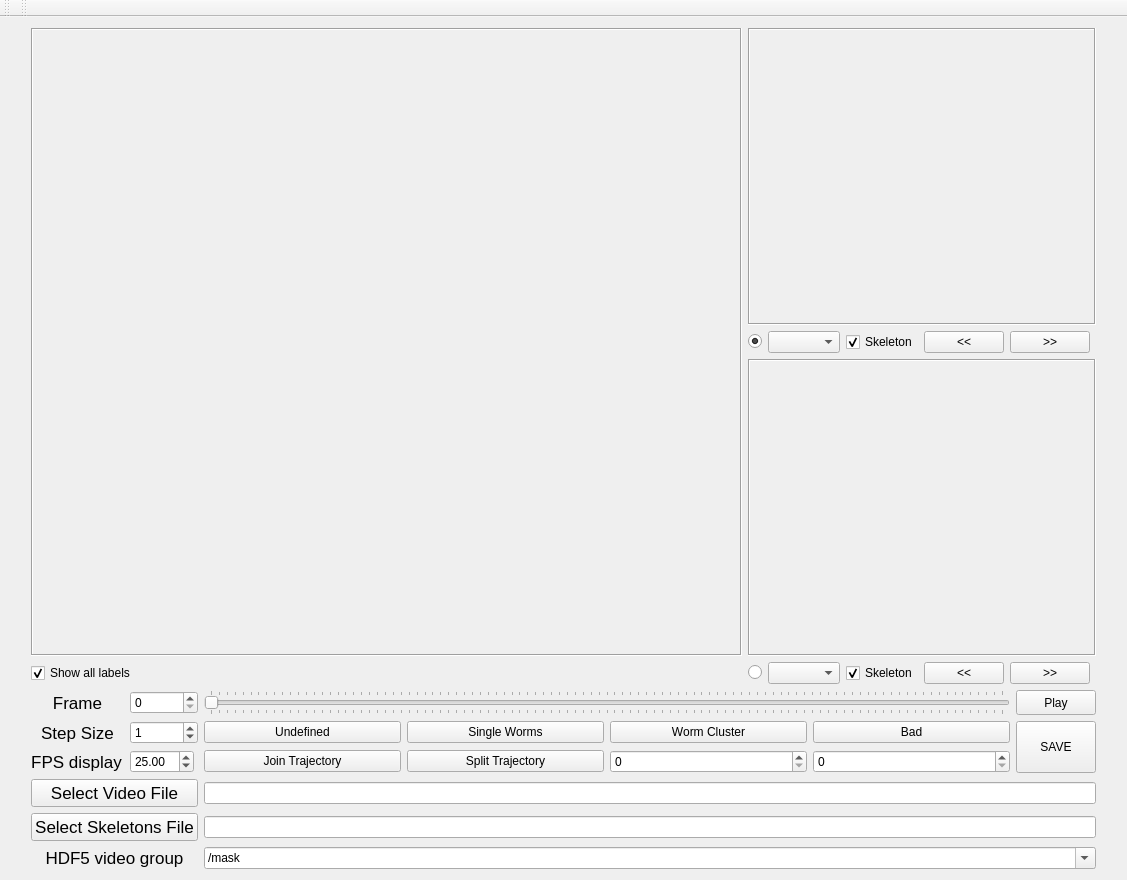
ver228/tierpsy-tracker, file work_on_progress/GUI_test/HDF5videoviewer/QtCreatorFiles/imageviewer.ui: the form before one commit.
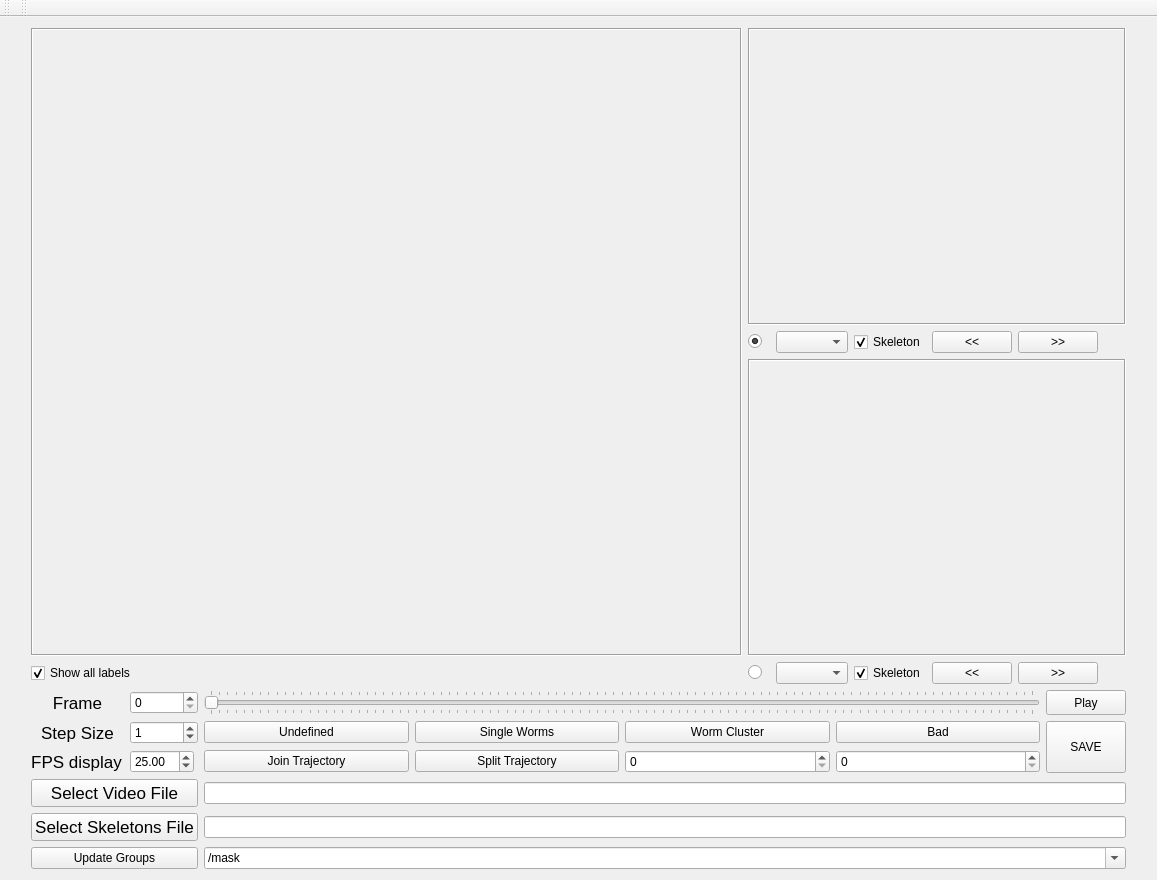
The form after the commit.

Patch:
```diff
--- a/work_on_progress/GUI_test/HDF5videoviewer/QtCreatorFiles/imageviewer.ui
+++ b/work_on_progress/GUI_test/HDF5videoviewer/QtCreatorFiles/imageviewer.ui
@@ -6,7 +6,7 @@
    <rect>
     <x>0</x>
     <y>0</y>
-    <width>1055</width>
+    <width>1157</width>
     <height>880</height>
    </rect>
   </property>
@@ -346,27 +346,6 @@
         </property>
        </widget>
       </item>
-      <item row="5" column="0" colspan="2">
-       <widget class="QLabel" name="label">
-        <property name="sizePolicy">
-         <sizepolicy hsizetype="Expanding" vsizetype="Preferred">
-          <horstretch>0</horstretch>
-          <verstretch>0</verstretch>
-         </sizepolicy>
-        </property>
-        <property name="font">
-         <font>
-          <pointsize>13</pointsize>
-         </font>
-        </property>
-        <property name="text">
-         <string>HDF5 video group</string>
-        </property>
-        <property name="alignment">
-         <set>Qt::AlignCenter</set>
-        </property>
-       </widget>
-      </item>
       <item row="2" column="0">
        <widget class="QLabel" name="label_fps">
         <property name="sizePolicy">
@@ -508,6 +487,13 @@
         </property>
        </widget>
       </item>
+      <item row="5" column="0" colspan="2">
+       <widget class="QPushButton" name="pushButton_h5groups">
+        <property name="text">
+         <string>Update Groups</string>
+        </property>
+       </widget>
+      </item>
      </layout>
     </item>
    </layout>
```
Left out of the diff: 2 changed lines with no effect on the pictures.
